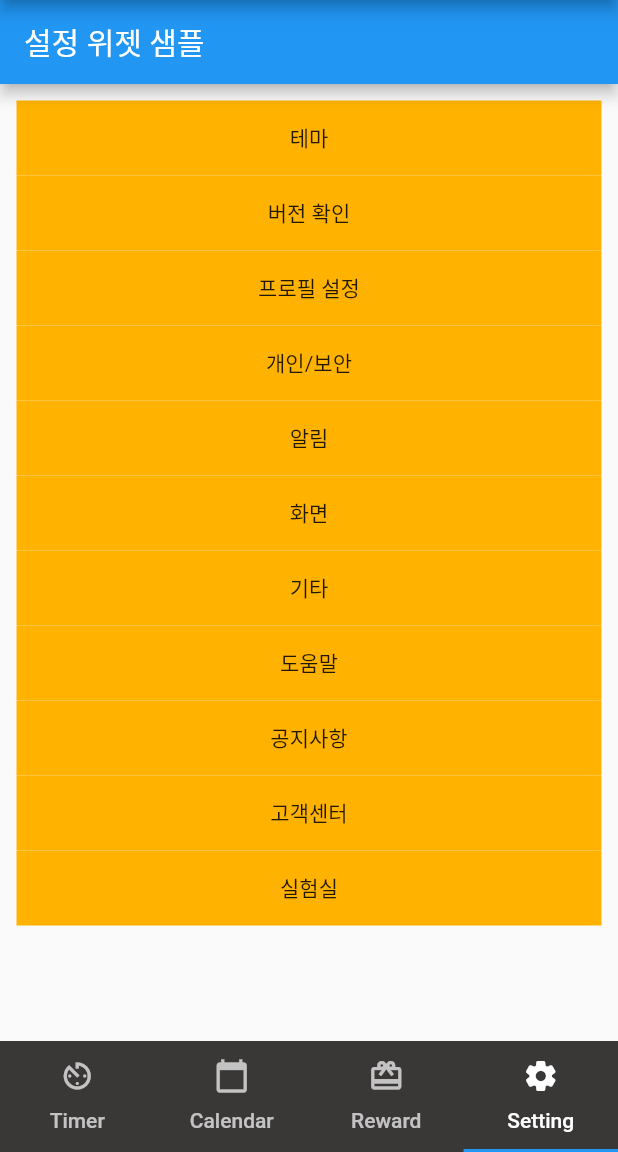
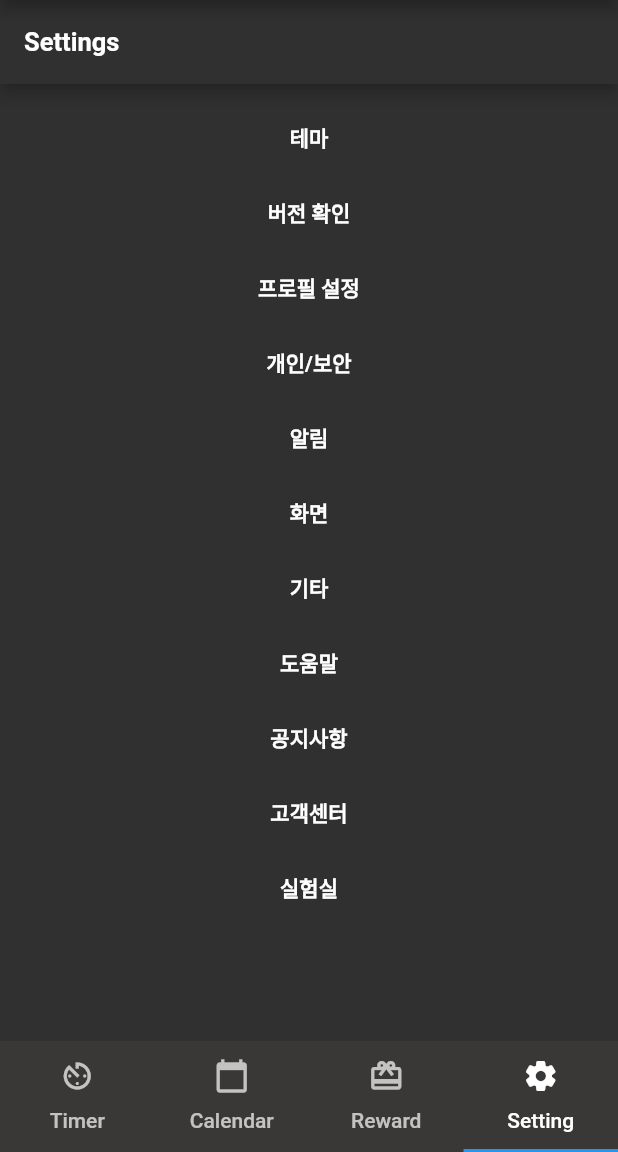
Before and after one commit to potatoCompletion/studyHelper, a Flutter app: the screen it shows after launch, item 4 of the bottom bar chosen, on a phone screen of 412 x 824 dp, the part 84-1236 px from its top. Run offline on Flutter 3.47's test engine with Material 2 defaults, Android fonts, the phone set to English and light mode, and no system bars; our stand-ins replace rflutter_alert, table_calendar.

Commit message:
Change setting Page design

```diff
--- a/lib/ui/setting/setting.dart
+++ b/lib/ui/setting/setting.dart
@@ -5,64 +5,162 @@ class Setting extends StatelessWidget {
   @override
   Widget build(BuildContext context) {
     return Scaffold(
-      appBar: AppBar(title: Text('설정 위젯 샘플')),
+      backgroundColor: Colors.grey[850],
+      // Scaffold element - appBar
+      appBar: AppBar(
+          backgroundColor: Colors.grey[850],
+          title: Text(
+            'Settings',
+            style: TextStyle(
+              fontSize: 17.0,
+              fontWeight: FontWeight.bold,
+            ),
+          )),
       body: ListView(
         padding: const EdgeInsets.all(11),
         children: <Widget>[
+          // 1st factor - Theme
           Container(
             height: 50,
-            color: Colors.amber[600],
-            child: const Center(child: Text('테마')),
+            color: Colors.grey[850],
+            child: const Center(
+                child: Text(
+              '테마',
+              style: TextStyle(
+                color: Colors.white,
+                fontWeight: FontWeight.bold,
+              ),
+            )),
           ),
+          // 2nd factor - Version Check
           Container(
             height: 50,
-            color: Colors.amber[600],
-            child: const Center(child: Text('버전 확인')),
+            color: Colors.grey[850],
+            child: const Center(
+                child: Text(
+              '버전 확인',
+              style: TextStyle(
+                color: Colors.white,
+                fontWeight: FontWeight.bold,
+              ),
+            )),
           ),
+          // 3rd factor - Profile setup
           Container(
             height: 50,
-            color: Colors.amber[600],
-            child: const Center(child: Text('프로필 설정')),
+            color: Colors.grey[850],
+            child: const Center(
+                child: Text(
+              '프로필 설정',
+              style: TextStyle(
+                color: Colors.white,
+                fontWeight: FontWeight.bold,
+              ),
+            )),
           ),
+          // 4th factor - User/Security
           Container(
             height: 50,
-            color: Colors.amber[600],
-            child: const Center(child: Text('개인/보안')),
+            color: Colors.grey[850],
+            child: const Center(
+                child: Text(
+              '개인/보안',
+              style: TextStyle(
+                color: Colors.white,
+                fontWeight: FontWeight.bold,
+              ),
+            )),
           ),
+          // 5th factor - Alarm
           Container(
             height: 50,
-            color: Colors.amber[600],
-            child: const Center(child: Text('알림')),
+            color: Colors.grey[850],
+            child: const Center(
+                child: Text(
+              '알림',
+              style: TextStyle(
+                color: Colors.white,
+                fontWeight: FontWeight.bold,
+              ),
+            )),
           ),
+          // 6th factor - Screen
           Container(
             height: 50,
-            color: Colors.amber[600],
-            child: const Center(child: Text('화면')),
+            color: Colors.grey[850],
+            child: const Center(
+                child: Text(
+              '화면',
+              style: TextStyle(
+                color: Colors.white,
+                fontWeight: FontWeight.bold,
+              ),
+            )),
           ),
+          // 7th factor - Others
           Container(
             height: 50,
-            color: Colors.amber[600],
-            child: const Center(child: Text('기타')),
+            color: Colors.grey[850],
+            child: const Center(
+                child: Text(
+              '기타',
+              style: TextStyle(
+                color: Colors.white,
+                fontWeight: FontWeight.bold,
+              ),
+            )),
           ),
+          // 8th factor - Help
           Container(
             height: 50,
-            color: Colors.amber[600],
-            child: const Center(child: Text('도움말')),
+            color: Colors.grey[850],
+            child: const Center(
+                child: Text(
+              '도움말',
+              style: TextStyle(
+                color: Colors.white,
+                fontWeight: FontWeight.bold,
+              ),
+            )),
           ),
+          // 9th factor - Information
           Container(
             height: 50,
-            color: Colors.amber[600],
-            child: const Center(child: Text('공지사항')),
+            color: Colors.grey[850],
+            child: const Center(
+                child: Text(
+              '공지사항',
+              style: TextStyle(
+                color: Colors.white,
+                fontWeight: FontWeight.bold,
+              ),
+            )),
           ),
+          // 10th factor - Contects
           Container(
             height: 50,
-            color: Colors.amber[600],
-            child: const Center(child: Text('고객센터')),
+            color: Colors.grey[850],
+            child: const Center(
+                child: Text(
+              '고객센터',
+              style: TextStyle(
+                color: Colors.white,
+                fontWeight: FontWeight.bold,
+              ),
+            )),
           ),
+          // 11th factor - Labotary
           Container(
             height: 50,
-            color: Colors.amber[600],
-            child: const Center(child: Text('실험실')),
+            color: Colors.grey[850],
+            child: const Center(
+                child: Text(
+              '실험실',
+              style: TextStyle(
+                color: Colors.white,
+                fontWeight: FontWeight.bold,
+              ),
+            )),
           ),
         ],
       ),
```
